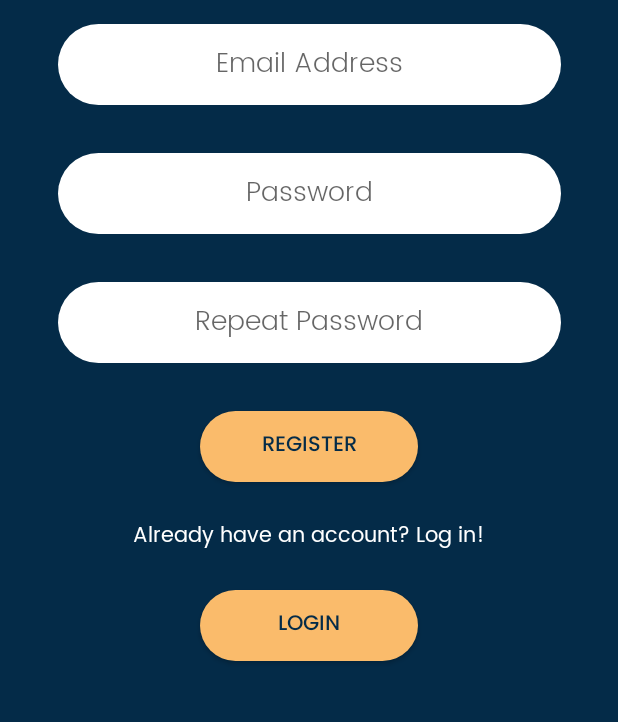
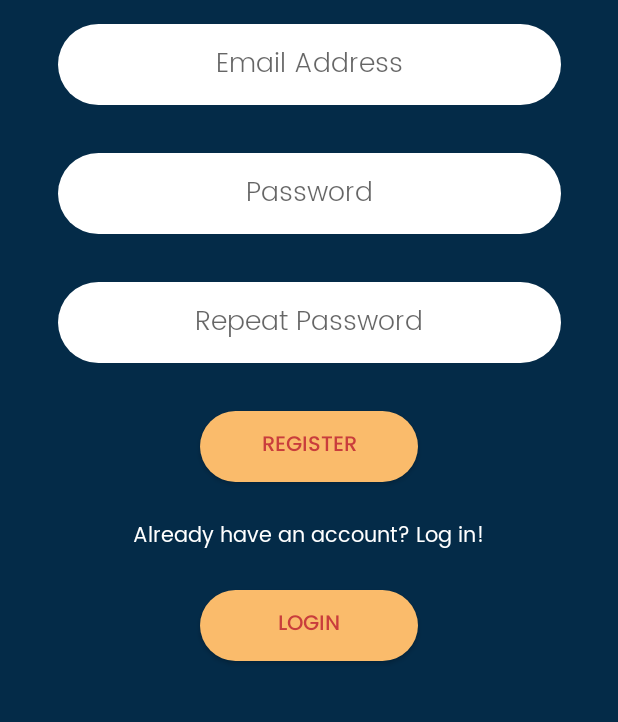
Before and after one commit to Navindu09/uglydeals, an Android app: the screen it shows after launch (RegisterActivity), after a tap on "REGISTER", on a phone screen of 412 x 824 dp, the part 197-919 px from its top. Run offline under Robolectric (Android 15) with nearby library versions, the phone set to English and light mode, and no system bars; our stand-ins replace Firebase (no records; nobody signed in at launch, a user with empty details on screens opened directly); libraries missing offline, so code that uses them is left out: com.yarolegovich.discretescrollview; 3 statements that could not run were skipped.

```diff
--- a/app/src/main/java/org/nothingugly/uglydeals/HomeFragment.java
+++ b/app/src/main/java/org/nothingugly/uglydeals/HomeFragment.java
@@ -8,6 +8,8 @@ import android.support.v7.widget.RecyclerView;
 import android.view.LayoutInflater;
 import android.view.View;
 import android.view.ViewGroup;
+import android.widget.ProgressBar;
+import android.widget.TextView;
 
 import com.google.firebase.firestore.DocumentChange;
 import com.google.firebase.firestore.EventListener;
@@ -41,6 +43,12 @@ public class HomeFragment extends Fragment {
     private DealRecyclerAdapter dealRecyclerAdapter1;
     private DealRecyclerAdapter dealRecyclerAdapter2;
 
+    private TextView textViewHeaderFeatured;
+    private TextView textViewHeaderNearMe;
+    private TextView textViewHeaderAll;
+
+    private ProgressBar progressBarHomeFragment;
+
     public HomeFragment() {
         // Required empty public constructor
     }
@@ -54,13 +62,23 @@ public class HomeFragment extends Fragment {
 
         // Inflate the layout for this fragment
         View view = inflater.inflate(R.layout.fragment_home, container, false);
-
+        progressBarHomeFragment = (ProgressBar) view.findViewById(R.id.progressBarHomeFragment);
+        progressBarHomeFragment.setVisibility(View.VISIBLE);
 
         //Initialising the list of deals
         featuredList = new ArrayList<>();
         dealList1 = new ArrayList<>();
         dealList2 = new ArrayList<>();
 
+        textViewHeaderFeatured = (TextView) view.findViewById(R.id.textViewHeaderFeatured);
+        textViewHeaderNearMe = (TextView) view.findViewById(R.id.textViewHeaderNearMe);
+        textViewHeaderAll = (TextView) view.findViewById(R.id.textViewHeaderAll);
+
+
+
+        textViewHeaderAll.setVisibility(View.INVISIBLE);
+        textViewHeaderFeatured.setVisibility(View.INVISIBLE);
+        textViewHeaderNearMe.setVisibility(View.INVISIBLE);
 
         //Mapping the layout component
         featuredRecyclerView =  view.findViewById(R.id.featuredRecyclerView);
@@ -94,7 +112,9 @@ public class HomeFragment extends Fragment {
         mFirestore = FirebaseFirestore.getInstance();
         mFirestore.collection("deals").addSnapshotListener(new EventListener<QuerySnapshot>() {
             @Override
+
             public void onEvent(@Nullable QuerySnapshot queryDocumentSnapshots, @Nullable FirebaseFirestoreException e) {
+
 
                 for (DocumentChange doc : queryDocumentSnapshots.getDocumentChanges())
 
@@ -112,9 +132,6 @@ public class HomeFragment extends Fragment {
 
                         }
 
-
-
-
                         dealList1.add(deal);
                         dealList2.add(deal);
 
@@ -124,9 +141,14 @@ public class HomeFragment extends Fragment {
                     }
                 }
 
+
+                progressBarHomeFragment.setVisibility(View.INVISIBLE);
+                textViewHeaderNearMe.setVisibility(View.VISIBLE);
+                textViewHeaderFeatured.setVisibility(View.VISIBLE);
+                textViewHeaderAll.setVisibility(View.VISIBLE);
+
             }
         });
-
 
 
         //REturning view type object
--- a/app/src/main/java/org/nothingugly/uglydeals/MainActivity.java
+++ b/app/src/main/java/org/nothingugly/uglydeals/MainActivity.java
@@ -204,7 +204,7 @@ public class MainActivity extends AppCompatActivity {
             public void onEvent(@Nullable QuerySnapshot queryDocumentSnapshots, @Nullable FirebaseFirestoreException e) {
 
 
-                System.out.println(queryDocumentSnapshots.size());
+                Log.d(TAG, "onEvent: Number of unavailableDeals: " + queryDocumentSnapshots.size());
                 for (DocumentChange doc : queryDocumentSnapshots.getDocumentChanges()) {
 
                     if (doc.getType() == DocumentChange.Type.ADDED) {
@@ -243,8 +243,4 @@ public class MainActivity extends AppCompatActivity {
         return FirebaseAuth.getInstance();
     }
 
-
-
-
-
 }
--- a/app/src/main/res/drawable/progress_bar.xml
+++ b/app/src/main/res/drawable/progress_bar.xml
@@ -18,8 +18,8 @@
         <gradient
             android:type="sweep"
             android:useLevel="false"
-            android:startColor="@color/colorPrimaryDark"
-            android:endColor="@color/colorAccent"
+            android:startColor="@color/cardview_dark_background"
+            android:endColor="@color/colorPrimary"
             android:angle="0"/>
 
     </shape>
--- a/app/src/main/res/layout/activity_redeem_success.xml
+++ b/app/src/main/res/layout/activity_redeem_success.xml
@@ -31,7 +31,7 @@
         android:layout_marginEnd="8dp"
         android:fontFamily="@font/poppins_bold"
         android:text="20% Off"
-        android:textColor="@color/colorAccent"
+        android:textColor="@color/colorPrimary"
         android:textSize="24sp"
         app:layout_constraintEnd_toEndOf="parent"
         app:layout_constraintStart_toStartOf="parent"
--- a/app/src/main/res/layout/activity_register.xml
+++ b/app/src/main/res/layout/activity_register.xml
@@ -4,7 +4,7 @@
     xmlns:tools="http://schemas.android.com/tools"
     android:layout_width="match_parent"
     android:layout_height="match_parent"
-    android:background="@color/colorPrimaryDark"
+    android:background="#042B48"
     tools:context=".RegisterActivity">
 
     <TextView
--- a/app/src/main/res/layout/fragment_search.xml
+++ b/app/src/main/res/layout/fragment_search.xml
@@ -26,6 +26,8 @@
             android:layout_marginStart="8dp"
             android:layout_marginTop="24dp"
             android:background="@drawable/edittext_round"
+            android:shadowColor="@color/cardview_dark_background"
+            android:elevation="5dp"
             android:ems="10"
             android:fontFamily="@font/poppins_light"
             android:hint="@string/search_hint"
--- a/app/src/main/res/layout/single_search_item.xml
+++ b/app/src/main/res/layout/single_search_item.xml
@@ -17,7 +17,7 @@
         <android.support.constraint.ConstraintLayout
             android:layout_width="match_parent"
             android:layout_height="match_parent"
-            android:background="@color/buttonColor">
+            android:background="@color/white">
 
             <TextView
                 android:id="@+id/textViewSearchItemName"
--- a/app/src/main/res/values/colors.xml
+++ b/app/src/main/res/values/colors.xml
@@ -1,8 +1,10 @@
 <?xml version="1.0" encoding="utf-8"?>
 <resources>
-    <color name="colorPrimary">#FFFFFF</color>
-    <color name="colorPrimaryDark">#042B48</color>
-    <color name="colorAccent">#F04B49</color>
+    <color name="colorPrimary">#F04B49</color>
+    <color name="colorPrimaryDark">#C93D3C</color>
+    <color name="white">#FFFFFF</color>
     <color name="typeFontColor">#343330</color>
     <color name="buttonColor">#FABB6B</color>
+    <color name="colorAccent">#F04B49</color>
+
 </resources>
```
Also changed, not shown: app/src/main/AndroidManifest.xml (+11 -9 lines), app/src/main/java/org/nothingugly/uglydeals/SelectedItemActivity.java (+7 -6 lines), app/src/main/res/drawable/shadow.xml (added, +12 -0 lines), app/src/main/res/layout/activity_location.xml (deleted, +0 -9 lines), app/src/main/res/layout/activity_log_in.xml (+4 -4 lines), app/src/main/res/layout/activity_main.xml (+6 -5 lines), app/src/main/res/layout/activity_selected_item.xml (+4 -3 lines), app/src/main/res/layout/featured_item.xml (+4 -4 lines), app/src/main/res/layout/fragment_home.xml (+64 -12 lines), app/src/main/res/layout/single_item.xml (+6 -4 lines).
